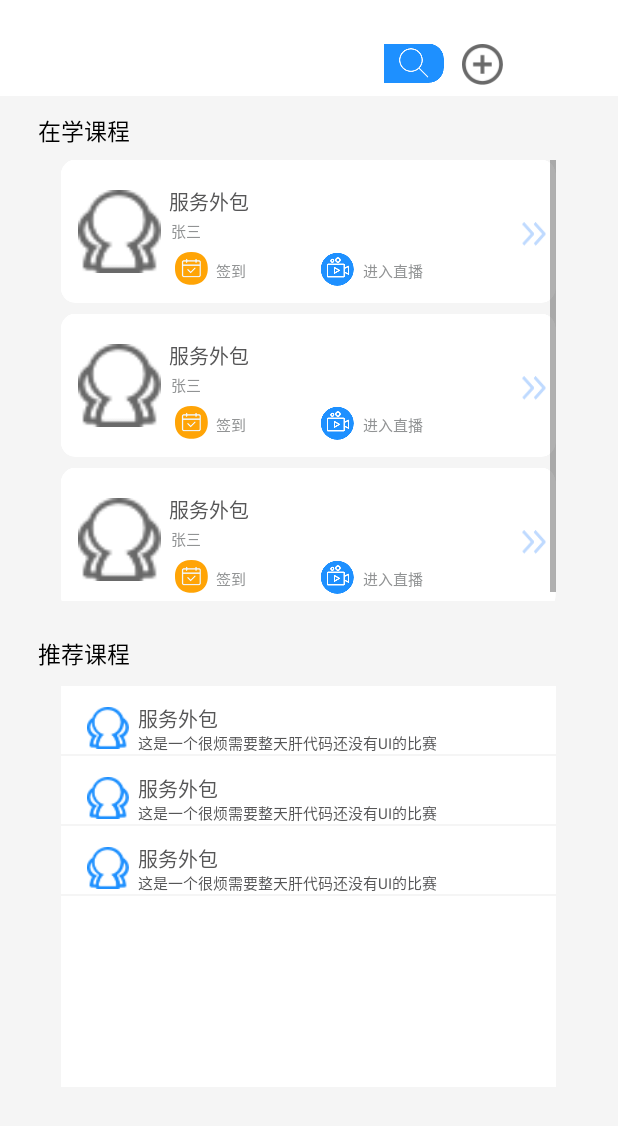
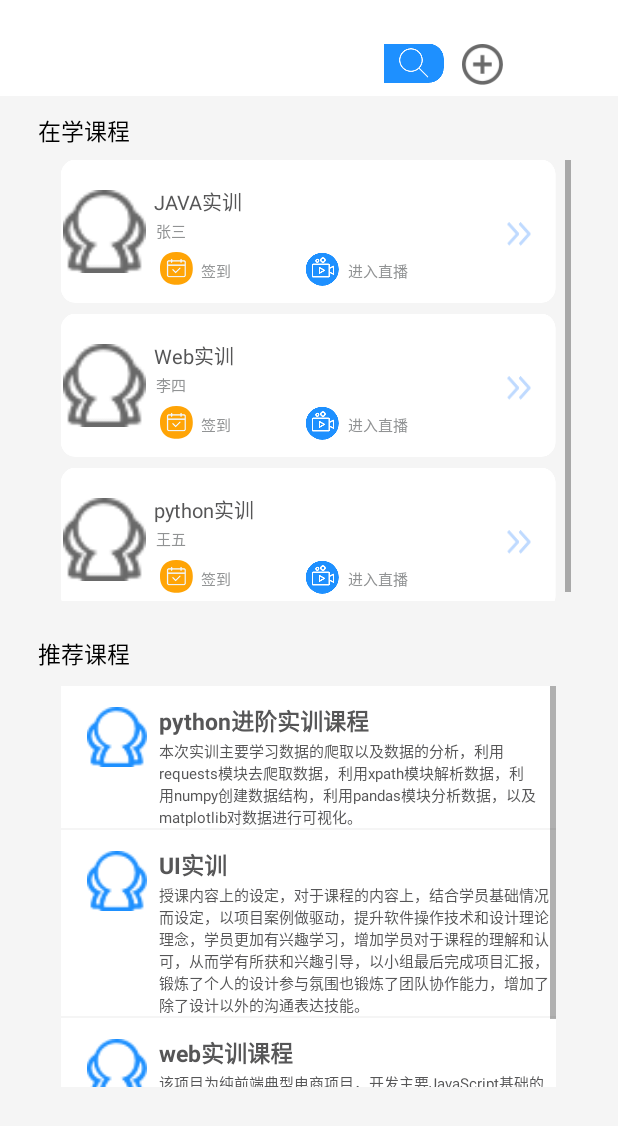
Before and after one commit to fiveobj/student, an Android app: the fragment courseFragment shown on its own in the app's theme, on a phone screen of 412 x 824 dp. Shown: the top 1126 px of the screen. Run offline under Robolectric (Android 15) with nearby library versions, the phone set to English and light mode, and no system bars.

```diff
--- a/app/build.gradle
+++ b/app/build.gradle
@@ -39,4 +39,5 @@ dependencies {
     androidTestImplementation 'androidx.test.ext:junit:1.1.1'
     androidTestImplementation 'androidx.test.espresso:espresso-core:3.2.0'
     implementation 'com.squareup.okhttp3:okhttp:4.8.0'
+    implementation 'com.google.code.gson:gson:2.6.2'
 }
--- a/app/src/main/java/com/example/student/course/courseFragment.java
+++ b/app/src/main/java/com/example/student/course/courseFragment.java
@@ -126,18 +126,19 @@ public class courseFragment extends android.app.Fragment {
 
     public List<stuCourseListViewItem> getstuData(){
         List<stuCourseListViewItem> list=new ArrayList<stuCourseListViewItem>();
-        for(int i=0;i<3;i++){
-            list.add(new stuCourseListViewItem("服务外包","张三",R.mipmap.contacts));
-        }
+
+        list.add(new stuCourseListViewItem("JAVA实训","张三",R.mipmap.contacts));
+        list.add(new stuCourseListViewItem("Web实训","李四",R.mipmap.contacts));
+        list.add(new stuCourseListViewItem("python实训","王五",R.mipmap.contacts));
         return list;
     }
 
     public List<recomCourseListViewItem>getrecomData(){
         List<recomCourseListViewItem> list=new ArrayList<recomCourseListViewItem>();
 
-        for(int i=0;i<3;i++){
-            list.add(new recomCourseListViewItem("服务外包","这是一个很烦需要整天肝代码还没有UI的比赛",R.mipmap.contacts1));
-        }
+        list.add(new recomCourseListViewItem("python进阶实训课程","本次实训主要学习数据的爬取以及数据的分析，利用requests模块去爬取数据，利用xpath模块解析数据，利用numpy创建数据结构，利用pandas模块分析数据，以及matplotlib对数据进行可视化。",R.mipmap.contacts1));
+        list.add(new recomCourseListViewItem("UI实训","授课内容上的设定，对于课程的内容上，结合学员基础情况而设定，以项目案例做驱动，提升软件操作技术和设计理论理念，学员更加有兴趣学习，增加学员对于课程的理解和认可，从而学有所获和兴趣引导，以小组最后完成项目汇报，锻炼了个人的设计参与氛围也锻炼了团队协作能力，增加了除了设计以外的沟通表达技能。",R.mipmap.contacts1));
+        list.add(new recomCourseListViewItem("web实训课程","该项目为纯前端典型电商项目，开发主要JavaScript基础的学习、DOM的操作、学子商城首页、学子商城404页面、学子商城收藏页、学子商城登录页、使用盒子模型和浮动，定位等知识点。",R.mipmap.contacts1));
 
         return list;
     }
--- a/app/src/main/res/layout/fragment_course.xml
+++ b/app/src/main/res/layout/fragment_course.xml
@@ -55,7 +55,7 @@
 
         <ListView
             android:id="@+id/stu_course"
-            android:layout_width="330dp"
+            android:layout_width="350dp"
             android:layout_height="294dp"
             android:layout_gravity="center"
             android:layout_marginTop="8dp"
--- a/app/src/main/res/layout/recomcourseitem.xml
+++ b/app/src/main/res/layout/recomcourseitem.xml
@@ -4,8 +4,8 @@
     android:layout_height="match_parent">
     <ImageView
         android:id="@+id/recom_course_ImgV"
-        android:layout_width="28dp"
-        android:layout_height="28dp"
+        android:layout_width="40dp"
+        android:layout_height="40dp"
         android:layout_alignParentStart="true"
         android:layout_alignParentLeft="true"
         android:layout_alignParentTop="true"
@@ -16,14 +16,15 @@
         android:id="@+id/recom_course_name"
         android:layout_width="wrap_content"
         android:layout_height="wrap_content"
-        android:textSize="13sp"
+        android:textSize="15sp"
         android:layout_alignParentStart="true"
         android:layout_alignParentLeft="true"
         android:layout_alignParentTop="true"
-        android:layout_marginStart="51dp"
-        android:layout_marginLeft="51dp"
+        android:layout_marginStart="65dp"
+        android:layout_marginLeft="65dp"
         android:layout_marginTop="11dp"
-        android:textColor="#FF565657"/>
+        android:textColor="#FF565657"
+        android:textStyle="bold"/>
     <TextView
         android:id="@+id/recom_course_intro"
         android:textSize="10sp"
@@ -32,8 +33,8 @@
         android:layout_alignParentStart="true"
         android:layout_alignParentLeft="true"
         android:layout_alignParentTop="true"
-        android:layout_marginStart="51dp"
-        android:layout_marginLeft="51dp"
-        android:layout_marginTop="30dp"
+        android:layout_marginStart="65dp"
+        android:layout_marginLeft="65dp"
+        android:layout_marginTop="36dp"
         android:textColor="#FF565657"/>
 </RelativeLayout>
```
Also changed, not shown: app/src/main/java/com/example/student/LoginMessage.java (added, +20 -0 lines), app/src/main/java/com/example/student/signinActivity.java (+50 -0 lines).
